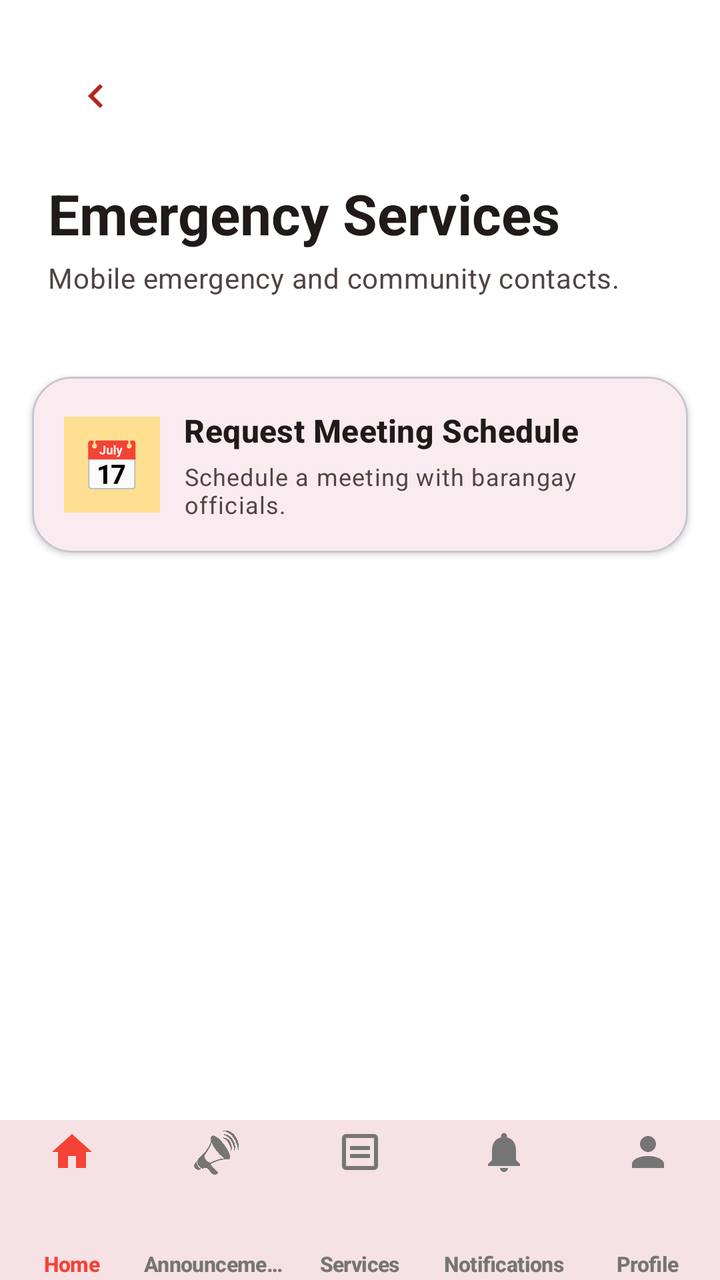
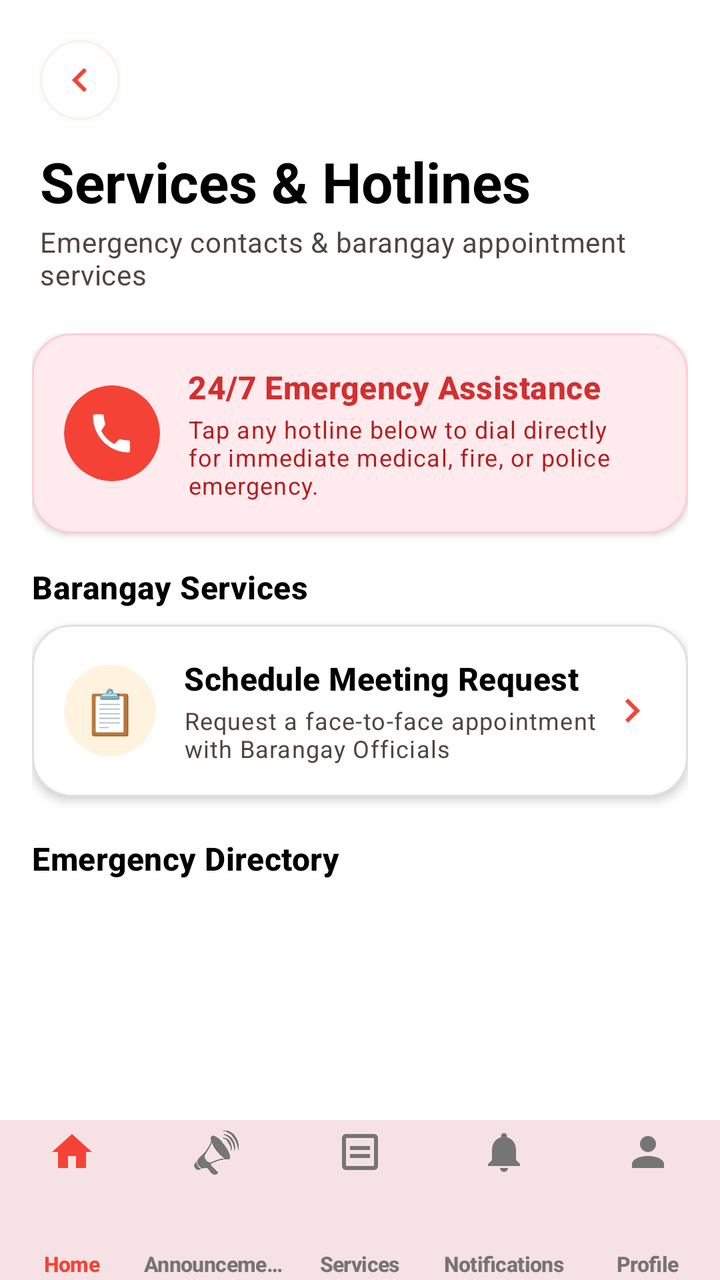

Two renders of the same Android screen: before a commit and after it. Below are the layout's source before the change and the commit's diff.
<!-- AndroidManifest.xml: application theme Theme.IServeKo -->
<!-- res/layout/activity_service.xml -->
<?xml version="1.0" encoding="utf-8"?>
<androidx.coordinatorlayout.widget.CoordinatorLayout xmlns:android="http://schemas.android.com/apk/res/android"
    xmlns:app="http://schemas.android.com/apk/res-auto"
    xmlns:tools="http://schemas.android.com/tools"
    android:id="@+id/main"
    android:layout_width="match_parent"
    android:layout_height="match_parent"
    android:background="@drawable/designbrg_v2"
    tools:context=".Service">

    <com.google.android.material.appbar.AppBarLayout
        android:layout_width="match_parent"
        android:layout_height="wrap_content"
        android:background="@android:color/transparent"
        app:elevation="0dp"
        app:liftOnScroll="false">

        <RelativeLayout
            android:layout_width="match_parent"
            android:layout_height="wrap_content"
            android:padding="24dp">

            <ImageButton
                android:id="@+id/btnBack"
                android:layout_width="48dp"
                android:layout_height="48dp"
                android:layout_alignParentStart="true"
                android:background="?attr/selectableItemBackgroundBorderless"
                android:contentDescription="@string/back_label"
                android:rotation="180"
                android:src="@drawable/ic_arrow_next"
                app:tint="?attr/colorPrimary" />

            <LinearLayout
                android:layout_width="wrap_content"
                android:layout_height="wrap_content"
                android:layout_below="@id/btnBack"
                android:layout_marginTop="16dp"
                android:orientation="vertical">

                <TextView
                    android:layout_width="wrap_content"
                    android:layout_height="wrap_content"
                    android:text="@string/services_header"
                    android:textAppearance="@style/TextAppearance.Material3.HeadlineMedium"
                    android:textColor="?attr/colorOnSurface"
                    android:textStyle="bold" />

                <TextView
                    android:layout_width="wrap_content"
                    android:layout_height="wrap_content"
                    android:layout_marginTop="4dp"
                    android:text="@string/services_subtitle"
                    android:textAppearance="@style/TextAppearance.Material3.BodyMedium"
                    android:textColor="?attr/colorOnSurfaceVariant" />
            </LinearLayout>
        </RelativeLayout>
    </com.google.android.material.appbar.AppBarLayout>

    <androidx.core.widget.NestedScrollView
        android:layout_width="match_parent"
        android:layout_height="match_parent"
        android:fillViewport="true"
        app:layout_behavior="@string/appbar_scrolling_view_behavior">

        <LinearLayout
            android:layout_width="match_parent"
            android:layout_height="wrap_content"
            android:orientation="vertical"
            android:paddingTop="8dp"
            android:paddingBottom="80dp">

            <androidx.recyclerview.widget.RecyclerView
                android:id="@+id/emergencyContactsRecyclerView"
                android:layout_width="match_parent"
                android:layout_height="wrap_content"
                android:clipToPadding="false"
                android:contentDescription="@string/emergency_contacts_description"
                android:importantForAccessibility="yes"
                android:nestedScrollingEnabled="false"
                android:overScrollMode="never" />

            <com.google.android.material.card.MaterialCardView
                android:id="@+id/cardMeetingRequest"
                style="?attr/materialCardViewElevatedStyle"
                android:layout_width="match_parent"
                android:layout_height="wrap_content"
                android:layout_marginHorizontal="16dp"
                android:layout_marginTop="8dp"
                android:layout_marginBottom="12dp"
                app:cardBackgroundColor="?attr/colorSurface"
                app:cardCornerRadius="20dp"
                app:cardElevation="2dp"
                app:strokeColor="?attr/colorOutlineVariant"
                app:strokeWidth="1dp">

                <LinearLayout
                    android:layout_width="match_parent"
                    android:layout_height="wrap_content"
                    android:gravity="center_vertical"
                    android:orientation="horizontal"
                    android:padding="16dp">

                    <TextView
                        android:layout_width="48dp"
                        android:layout_height="48dp"
                        android:background="?attr/colorSecondaryContainer"
                        android:gravity="center"
                        android:text="@string/emoji_meeting_request"
                        android:textSize="24sp" />

                    <LinearLayout
                        android:layout_width="0dp"
                        android:layout_height="wrap_content"
                        android:layout_marginStart="12dp"
                        android:layout_weight="1"
                        android:orientation="vertical">

                        <TextView
                            android:layout_width="match_parent"
                            android:layout_height="wrap_content"
                            android:text="@string/meeting_request_card_title"
                            android:textAppearance="@style/TextAppearance.Material3.TitleMedium"
                            android:textColor="?attr/colorOnSurface"
                            android:textStyle="bold" />

                        <TextView
                            android:layout_width="match_parent"
                            android:layout_height="wrap_content"
                            android:layout_marginTop="4dp"
                            android:text="@string/meeting_request_card_description"
                            android:textAppearance="@style/TextAppearance.Material3.BodySmall"
                            android:textColor="?attr/colorOnSurfaceVariant" />
                    </LinearLayout>
                </LinearLayout>
            </com.google.android.material.card.MaterialCardView>
        </LinearLayout>
    </androidx.core.widget.NestedScrollView>

    <com.google.android.material.bottomnavigation.BottomNavigationView
        android:id="@+id/bottomNavigation"
        android:layout_width="match_parent"
        android:layout_height="wrap_content"
        android:layout_gravity="bottom"
        android:background="?attr/colorSurface"
        app:elevation="8dp"
        app:itemIconTint="@color/nav_item_color"
        app:itemPaddingBottom="4dp"
        app:itemPaddingTop="4dp"
        app:itemRippleColor="#33F44336"
        app:itemTextAppearanceActive="@style/BottomNavText"
        app:itemTextAppearanceInactive="@style/BottomNavText"
        app:itemTextColor="@color/nav_item_color"
        app:labelVisibilityMode="labeled"
        app:menu="@menu/bottom_nav_menu" />

</androidx.coordinatorlayout.widget.CoordinatorLayout>
<!-- resources referenced by this layout -->
<resources>
  <!-- drawable designbrg_v2 (drawable) -->
  <?xml version="1.0" encoding="utf-8"?>
  <shape xmlns:android="http://schemas.android.com/apk/res/android">
       <solid android:color="#FFFFFFFF"/>
  </shape>
  <!-- drawable ic_arrow_next (drawable) -->
  <vector xmlns:android="http://schemas.android.com/apk/res/android"
      android:width="24dp"
      android:height="24dp"
      android:viewportWidth="24"
      android:viewportHeight="24">
      <path
          android:fillColor="#FF000000"
          android:pathData="M8.59,16.59L13.17,12L8.59,7.41L10,6L16,12L10,18L8.59,16.59Z"/>
  </vector>
  <string name="back_label">← Back</string>
  <string name="emergency_contacts_description">Emergency contact list</string>
  <string name="emoji_meeting_request">📅</string>
  <string name="meeting_request_card_description">Schedule a meeting with barangay officials.</string>
  <string name="meeting_request_card_title">Request Meeting Schedule</string>
  <string name="services_header">Emergency Services</string>
  <string name="services_subtitle">Mobile emergency and community contacts.</string>
  <style name="BottomNavText" parent="TextAppearance.Material3.LabelSmall">
          <item name="android:textSize">10.5sp</item>
          <item name="android:textStyle">bold</item>
          <item name="android:includeFontPadding">false</item>
          <item name="android:letterSpacing">-0.02</item>
      </style>
  <style name="Theme.IServeKo" parent="Base.Theme.IServeKo" />
  <color name="primary">#B3261E</color>
  <color name="onPrimary">#FFFFFFFF</color>
  <color name="primaryContainer">#F9DEDC</color>
  <color name="onPrimaryContainer">#410E0B</color>
  <color name="secondary">#775A00</color>
  <color name="onSecondary">#FFFFFFFF</color>
  <color name="secondaryContainer">#FFDF91</color>
  <color name="onSecondaryContainer">#251A00</color>
  <color name="surface">#FFFBFF</color>
  <color name="onSurface">#201A19</color>
  <color name="surfaceVariant">#F4EDEA</color>
  <color name="onSurfaceVariant">#514442</color>
  <color name="outline">#857370</color>
  <!-- unchanged entries left out for length: 1 -->
</resources>

<!-- the commit's change to res/layout/activity_service.xml (unified diff, before → after) -->
@@ -18,41 +18,43 @@
         <RelativeLayout
             android:layout_width="match_parent"
             android:layout_height="wrap_content"
-            android:padding="24dp">
+            android:paddingHorizontal="20dp"
+            android:paddingTop="20dp"
+            android:paddingBottom="12dp">
 
             <ImageButton
                 android:id="@+id/btnBack"
-                android:layout_width="48dp"
-                android:layout_height="48dp"
+                android:layout_width="40dp"
+                android:layout_height="40dp"
                 android:layout_alignParentStart="true"
-                android:background="?attr/selectableItemBackgroundBorderless"
+                android:background="@drawable/bg_back_button"
                 android:contentDescription="@string/back_label"
                 android:rotation="180"
                 android:src="@drawable/ic_arrow_next"
-                app:tint="?attr/colorPrimary" />
+                app:tint="#F44336" />
 
             <LinearLayout
                 android:layout_width="wrap_content"
                 android:layout_height="wrap_content"
                 android:layout_below="@id/btnBack"
-                android:layout_marginTop="16dp"
+                android:layout_marginTop="12dp"
                 android:orientation="vertical">
 
                 <TextView
                     android:layout_width="wrap_content"
                     android:layout_height="wrap_content"
-                    android:text="@string/services_header"
+                    android:text="Services &amp; Hotlines"
                     android:textAppearance="@style/TextAppearance.Material3.HeadlineMedium"
-                    android:textColor="?attr/colorOnSurface"
+                    android:textColor="@color/black"
                     android:textStyle="bold" />
 
                 <TextView
                     android:layout_width="wrap_content"
                     android:layout_height="wrap_content"
-                    android:layout_marginTop="4dp"
-                    android:text="@string/services_subtitle"
+                    android:layout_marginTop="2dp"
+                    android:text="Emergency contacts &amp; barangay appointment services"
                     android:textAppearance="@style/TextAppearance.Material3.BodyMedium"
-                    android:textColor="?attr/colorOnSurfaceVariant" />
+                    android:textColor="@color/onSurfaceVariant" />
             </LinearLayout>
         </RelativeLayout>
     </com.google.android.material.appbar.AppBarLayout>
@@ -67,8 +69,161 @@
             android:layout_width="match_parent"
             android:layout_height="wrap_content"
             android:orientation="vertical"
+            android:paddingHorizontal="16dp"
             android:paddingTop="8dp"
-            android:paddingBottom="80dp">
+            android:paddingBottom="90dp">
+
+            
+            <com.google.android.material.card.MaterialCardView
+                android:layout_width="match_parent"
+                android:layout_height="wrap_content"
+                android:layout_marginBottom="16dp"
+                app:cardBackgroundColor="#FFEBEE"
+                app:cardCornerRadius="20dp"
+                app:cardElevation="2dp"
+                app:strokeColor="#FFCDD2"
+                app:strokeWidth="1dp">
+
+                <LinearLayout
+                    android:layout_width="match_parent"
+                    android:layout_height="wrap_content"
+                    android:gravity="center_vertical"
+                    android:orientation="horizontal"
+                    android:padding="16dp">
+
+                    <com.google.android.material.card.MaterialCardView
+                        android:layout_width="48dp"
+                        android:layout_height="48dp"
+                        app:cardBackgroundColor="#F44336"
+                        app:cardCornerRadius="24dp"
+                        app:cardElevation="0dp"
+                        app:strokeWidth="0dp">
+
+                        <ImageView
+                            android:layout_width="24dp"
+                            android:layout_height="24dp"
+                            android:layout_gravity="center"
+                            android:src="@drawable/ic_emergency_call"
+                            app:tint="@color/white"
+                            tools:ignore="ContentDescription" />
+                    </com.google.android.material.card.MaterialCardView>
+
+                    <LinearLayout
+                        android:layout_width="0dp"
+                        android:layout_height="wrap_content"
+                        android:layout_marginStart="14dp"
+                        android:layout_weight="1"
+                        android:orientation="vertical">
+
+                        <TextView
+                            android:layout_width="match_parent"
+                            android:layout_height="wrap_content"
+                            android:text="24/7 Emergency Assistance"
+                            android:textAppearance="@style/TextAppearance.Material3.TitleMedium"
+                            android:textColor="#D32F2F"
+                            android:textStyle="bold" />
+
+                        <TextView
+                            android:layout_width="match_parent"
+                            android:layout_height="wrap_content"
+                            android:layout_marginTop="2dp"
+                            android:text="Tap any hotline below to dial directly for immediate medical, fire, or police emergency."
+                            android:textAppearance="@style/TextAppearance.Material3.BodySmall"
+                            android:textColor="#B71C1C" />
+                    </LinearLayout>
+                </LinearLayout>
+            </com.google.android.material.card.MaterialCardView>
+
+            
+            <TextView
+                android:layout_width="wrap_content"
+                android:layout_height="wrap_content"
+                android:layout_marginBottom="8dp"
+                android:text="Barangay Services"
+                android:textAppearance="@style/TextAppearance.Material3.TitleMedium"
+                android:textColor="@color/black"
+                android:textStyle="bold" />
+
+            <com.google.android.material.card.MaterialCardView
+                android:id="@+id/cardMeetingRequest"
+                style="?attr/materialCardViewElevatedStyle"
+                android:layout_width="match_parent"
+                android:layout_height="wrap_content"
+                android:layout_marginBottom="20dp"
+                android:clickable="true"
+                android:focusable="true"
+                android:foreground="?attr/selectableItemBackground"
+                app:cardBackgroundColor="@color/white"
+                app:cardCornerRadius="20dp"
+                app:cardElevation="3dp"
+                app:strokeColor="#E0E0E0"
+                app:strokeWidth="1dp">
+
+                <LinearLayout
+                    android:layout_width="match_parent"
+                    android:layout_height="wrap_content"
+                    android:gravity="center_vertical"
+                    android:orientation="horizontal"
+                    android:padding="16dp">
+
+                    <com.google.android.material.card.MaterialCardView
+                        android:layout_width="46dp"
+                        android:layout_height="46dp"
+                        app:cardBackgroundColor="#FFF3E0"
+                        app:cardCornerRadius="23dp"
+                        app:cardElevation="0dp"
+                        app:strokeWidth="0dp">
+
+                        <TextView
+                            android:layout_width="wrap_content"
+                            android:layout_height="wrap_content"
+                            android:layout_gravity="center"
+                            android:text="@string/emoji_meeting_request"
+                            android:textSize="22sp" />
+                    </com.google.android.material.card.MaterialCardView>
+
+                    <LinearLayout
+                        android:layout_width="0dp"
+                        android:layout_height="wrap_content"
+                        android:layout_marginStart="14dp"
+                        android:layout_weight="1"
+                        android:orientation="vertical">
+
+                        <TextView
+                            android:layout_width="match_parent"
+                            android:layout_height="wrap_content"
+                            android:text="Schedule Meeting Request"
+                            android:textAppearance="@style/TextAppearance.Material3.TitleMedium"
+                            android:textColor="@color/black"
+                            android:textStyle="bold" />
+
+                        <TextView
+                            android:layout_width="match_parent"
+                            android:layout_height="wrap_content"
+                            android:layout_marginTop="2dp"
+                            android:text="Request a face-to-face appointment with Barangay Officials"
+                            android:textAppearance="@style/TextAppearance.Material3.BodySmall"
+                            android:textColor="@color/onSurfaceVariant" />
+                    </LinearLayout>
+
+                    <ImageView
+                        android:layout_width="24dp"
+                        android:layout_height="24dp"
+                        android:src="@drawable/ic_arrow_next"
+                        app:tint="#F44336"
+                        tools:ignore="ContentDescription" />
+                </LinearLayout>
+            </com.google.android.material.card.MaterialCardView>
+
+            
+            <TextView
+                android:layout_width="wrap_content"
+                android:layout_height="wrap_content"
+                android:layout_marginBottom="8dp"
+                android:text="Emergency Directory"
+                android:textAppearance="@style/TextAppearance.Material3.TitleMedium"
+                android:textColor="@color/black"
+                android:textStyle="bold" />
 
             <androidx.recyclerview.widget.RecyclerView
                 android:id="@+id/emergencyContactsRecyclerView"
@@ -80,60 +235,6 @@
                 android:nestedScrollingEnabled="false"
                 android:overScrollMode="never" />
 
-            <com.google.android.material.card.MaterialCardView
-                android:id="@+id/cardMeetingRequest"
-                style="?attr/materialCardViewElevatedStyle"
-                android:layout_width="match_parent"
-                android:layout_height="wrap_content"
-                android:layout_marginHorizontal="16dp"
-                android:layout_marginTop="8dp"
-                android:layout_marginBottom="12dp"
-                app:cardBackgroundColor="?attr/colorSurface"
-                app:cardCornerRadius="20dp"
-                app:cardElevation="2dp"
-                app:strokeColor="?attr/colorOutlineVariant"
-                app:strokeWidth="1dp">
-
-                <LinearLayout
-                    android:layout_width="match_parent"
-                    android:layout_height="wrap_content"
-                    android:gravity="center_vertical"
-                    android:orientation="horizontal"
-                    android:padding="16dp">
-
-                    <TextView
-                        android:layout_width="48dp"
-                        android:layout_height="48dp"
-                        android:background="?attr/colorSecondaryContainer"
-                        android:gravity="center"
-                        android:text="@string/emoji_meeting_request"
-                        android:textSize="24sp" />
-
-                    <LinearLayout
-                        android:layout_width="0dp"
-                        android:layout_height="wrap_content"
-                        android:layout_marginStart="12dp"
-                        android:layout_weight="1"
-                        android:orientation="vertical">
-
-                        <TextView
-                            android:layout_width="match_parent"
-                            android:layout_height="wrap_content"
-                            android:text="@string/meeting_request_card_title"
-                            android:textAppearance="@style/TextAppearance.Material3.TitleMedium"
-                            android:textColor="?attr/colorOnSurface"
-                            android:textStyle="bold" />
-
-                        <TextView
-                            android:layout_width="match_parent"
-                            android:layout_height="wrap_content"
-                            android:layout_marginTop="4dp"
-                            android:text="@string/meeting_request_card_description"
-                            android:textAppearance="@style/TextAppearance.Material3.BodySmall"
-                            android:textColor="?attr/colorOnSurfaceVariant" />
-                    </LinearLayout>
-                </LinearLayout>
-            </com.google.android.material.card.MaterialCardView>
         </LinearLayout>
     </androidx.core.widget.NestedScrollView>
 
<!-- resource entries referenced after the edit -->
@@ -1,5 +1,6 @@
 <!-- resources referenced by this layout -->
 <resources>
+  <color name="black">#FF000000</color>
   <!-- drawable designbrg_v2 (drawable) -->
   <?xml version="1.0" encoding="utf-8"?>
   <shape xmlns:android="http://schemas.android.com/apk/res/android">
@@ -15,13 +16,20 @@
           android:fillColor="#FF000000"
           android:pathData="M8.59,16.59L13.17,12L8.59,7.41L10,6L16,12L10,18L8.59,16.59Z"/>
   </vector>
+  <!-- drawable ic_emergency_call (drawable) -->
+  <?xml version="1.0" encoding="utf-8"?>
+  <vector xmlns:android="http://schemas.android.com/apk/res/android"
+      android:width="20dp"
+      android:height="20dp"
+      android:viewportWidth="24"
+      android:viewportHeight="24">
+      <path
+          android:fillColor="#FF000000"
+          android:pathData="M6.62,10.79a15.05,15.05 0,0 0,6.59 6.59l2.2,-2.2a1,1 0,0 1,1.01 -0.24c1.12,0.37 2.33,0.56 3.58,0.56a1,1 0,0 1,1 1L21,20.5a1,1 0,0 1,-1 1C10.61,21.5 2.5,13.39 2.5,3.5a1,1 0,0 1,1 -1L7,2.5a1,1 0,0 1,1 1c0,1.25 0.19,2.46 0.56,3.58a1,1 0,0 1,-0.25 1.01z"/>
+  </vector>
   <string name="back_label">← Back</string>
   <string name="emergency_contacts_description">Emergency contact list</string>
-  <string name="emoji_meeting_request">📅</string>
-  <string name="meeting_request_card_description">Schedule a meeting with barangay officials.</string>
-  <string name="meeting_request_card_title">Request Meeting Schedule</string>
-  <string name="services_header">Emergency Services</string>
-  <string name="services_subtitle">Mobile emergency and community contacts.</string>
+  <string name="emoji_meeting_request">📋</string>
   <style name="BottomNavText" parent="TextAppearance.Material3.LabelSmall">
           <item name="android:textSize">10.5sp</item>
           <item name="android:textStyle">bold</item>
@@ -41,6 +49,18 @@
   <color name="onSurface">#201A19</color>
   <color name="surfaceVariant">#F4EDEA</color>
   <color name="onSurfaceVariant">#514442</color>
+  <color name="white">#FFFFFFFF</color>
+  <!-- drawable bg_back_button (drawable) -->
+  <?xml version="1.0" encoding="utf-8"?>
+  <ripple xmlns:android="http://schemas.android.com/apk/res/android"
+      android:color="#33F44336">
+      <item>
+          <shape android:shape="oval">
+              <solid android:color="#FFFFFFFF" />
+              <stroke android:width="1dp" android:color="#1AF44336" />
+          </shape>
+      </item>
+  </ripple>
   <color name="outline">#857370</color>
   <!-- unchanged entries left out for length: 1 -->
 </resources>
